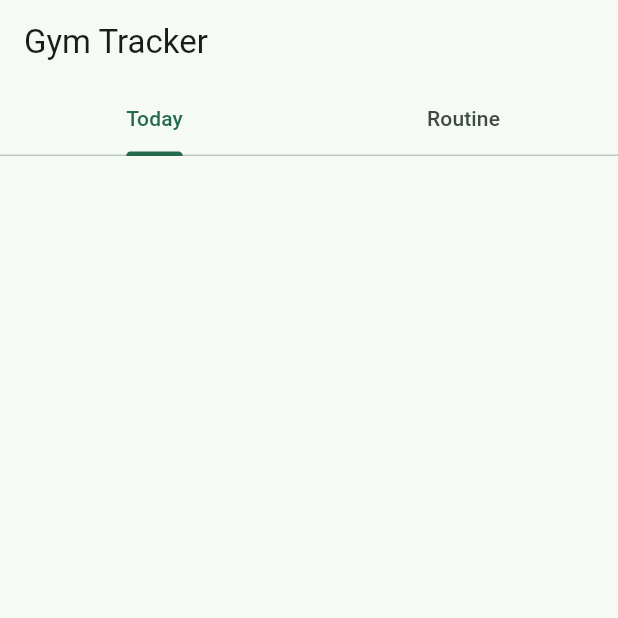
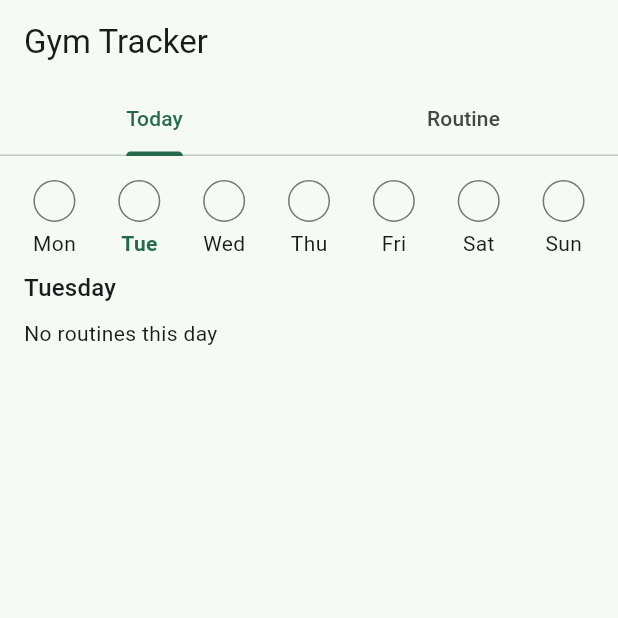
Before and after one commit to Juanppmi/gymtracker, a Flutter app: the screen it shows after launch, on a phone screen of 412 x 824 dp, the top half of it. Run offline on Flutter 3.47's test engine with Material 3 defaults, Android fonts, the phone set to English and light mode, and no system bars; our stand-ins replace cupertino_ui, drift, drift_flutter, flutter_riverpod, material_ui; accounts and stored records are empty; generated files the repository leaves out were written again; statements that could not run were skipped.

Commit message:
feat/log-the-workout-performed-on-today
Save the weight, sets, and reps actually performed, and fill a weekday once every routine for that day is logged this week.

Closes #9

Co-authored-by: Cursor <cursoragent@cursor.com>

```diff
--- /dev/null
+++ b/lib/data/clock.dart
@@ -0,0 +1,3 @@
+import 'package:flutter_riverpod/flutter_riverpod.dart';
+
+final clockProvider = Provider<DateTime>((ref) => DateTime.now());
--- /dev/null
+++ b/lib/data/week.dart
@@ -0,0 +1,4 @@
+DateTime weekStartOf(DateTime date) {
+  final day = DateTime(date.year, date.month, date.day);
+  return day.subtract(Duration(days: day.weekday - DateTime.monday));
+}
--- /dev/null
+++ b/lib/data/workout_draft.dart
@@ -0,0 +1,44 @@
+class WorkoutDraft {
+  const WorkoutDraft({
+    required this.exerciseId,
+    required this.nameEn,
+    required this.namePt,
+    required this.muscleGroup,
+    required this.weight,
+    required this.sets,
+    required this.reps,
+    required this.position,
+  });
+
+  final int exerciseId;
+  final String nameEn;
+  final String namePt;
+  final String muscleGroup;
+  final double weight;
+  final int sets;
+  final int reps;
+  final int position;
+
+  String get weightLabel {
+    if (weight == weight.roundToDouble()) {
+      return weight.toInt().toString();
+    }
+    return weight.toString();
+  }
+}
+
+class PerformedExercise {
+  const PerformedExercise({
+    required this.exerciseId,
+    required this.position,
+    required this.weight,
+    required this.sets,
+    required this.reps,
+  });
+
+  final int exerciseId;
+  final int position;
+  final double weight;
+  final int sets;
+  final int reps;
+}
--- a/lib/l10n/app_en.arb
+++ b/lib/l10n/app_en.arb
@@ -44,5 +44,14 @@
   "friday": "Friday",
   "saturday": "Saturday",
   "sunday": "Sunday",
-  "assignRoutine": "Assign routine"
+  "assignRoutine": "Assign routine",
+  "mondayShort": "Mon",
+  "tuesdayShort": "Tue",
+  "wednesdayShort": "Wed",
+  "thursdayShort": "Thu",
+  "fridayShort": "Fri",
+  "saturdayShort": "Sat",
+  "sundayShort": "Sun",
+  "finish": "Finish",
+  "noRoutinesThisDay": "No routines this day"
 }
--- a/lib/l10n/app_localizations.dart
+++ b/lib/l10n/app_localizations.dart
@@ -325,6 +325,60 @@ abstract class AppLocalizations {
   /// In en, this message translates to:
   /// **'Assign routine'**
   String get assignRoutine;
+
+  /// No description provided for @mondayShort.
+  ///
+  /// In en, this message translates to:
+  /// **'Mon'**
+  String get mondayShort;
+
+  /// No description provided for @tuesdayShort.
+  ///
+  /// In en, this message translates to:
+  /// **'Tue'**
+  String get tuesdayShort;
+
+  /// No description provided for @wednesdayShort.
+  ///
+  /// In en, this message translates to:
+  /// **'Wed'**
+  String get wednesdayShort;
+
+  /// No description provided for @thursdayShort.
+  ///
+  /// In en, this message translates to:
+  /// **'Thu'**
+  String get thursdayShort;
+
+  /// No description provided for @fridayShort.
+  ///
+  /// In en, this message translates to:
+  /// **'Fri'**
+  String get fridayShort;
+
+  /// No description provided for @saturdayShort.
+  ///
+  /// In en, this message translates to:
+  /// **'Sat'**
+  String get saturdayShort;
+
+  /// No description provided for @sundayShort.
+  ///
+  /// In en, this message translates to:
+  /// **'Sun'**
+  String get sundayShort;
+
+  /// No description provided for @finish.
+  ///
+  /// In en, this message translates to:
+  /// **'Finish'**
+  String get finish;
+
+  /// No description provided for @noRoutinesThisDay.
+  ///
+  /// In en, this message translates to:
+  /// **'No routines this day'**
+  String get noRoutinesThisDay;
 }
 
 class _AppLocalizationsDelegate
--- a/lib/l10n/app_localizations_en.dart
+++ b/lib/l10n/app_localizations_en.dart
@@ -124,4 +124,31 @@ class AppLocalizationsEn extends AppLocalizations {
 
   @override
   String get assignRoutine => 'Assign routine';
+
+  @override
+  String get mondayShort => 'Mon';
+
+  @override
+  String get tuesdayShort => 'Tue';
+
+  @override
+  String get wednesdayShort => 'Wed';
+
+  @override
+  String get thursdayShort => 'Thu';
+
+  @override
+  String get fridayShort => 'Fri';
+
+  @override
+  String get saturdayShort => 'Sat';
+
+  @override
+  String get sundayShort => 'Sun';
+
+  @override
+  String get finish => 'Finish';
+
+  @override
+  String get noRoutinesThisDay => 'No routines this day';
 }
--- a/lib/ui/routine/weekday_label.dart
+++ b/lib/ui/routine/weekday_label.dart
@@ -12,3 +12,16 @@ String weekdayLabel(AppLocalizations l10n, int weekday) {
     _ => '$weekday',
   };
 }
+
+String weekdayShortLabel(AppLocalizations l10n, int weekday) {
+  return switch (weekday) {
+    DateTime.monday => l10n.mondayShort,
+    DateTime.tuesday => l10n.tuesdayShort,
+    DateTime.wednesday => l10n.wednesdayShort,
+    DateTime.thursday => l10n.thursdayShort,
+    DateTime.friday => l10n.fridayShort,
+    DateTime.saturday => l10n.saturdayShort,
+    DateTime.sunday => l10n.sundayShort,
+    _ => '$weekday',
+  };
+}
--- a/lib/ui/today/today_screen.dart
+++ b/lib/ui/today/today_screen.dart
@@ -1,10 +1,123 @@
+import 'package:flutter_riverpod/flutter_riverpod.dart';
+import 'package:gymtracker/data/clock.dart';
+import 'package:gymtracker/data/weekday.dart';
+import 'package:gymtracker/data/weekday_assignment_item.dart';
+import 'package:gymtracker/l10n/app_localizations.dart';
+import 'package:gymtracker/ui/design_system/weekday_circle.dart';
+import 'package:gymtracker/ui/routine/weekday_label.dart';
+import 'package:gymtracker/ui/today/today_log_notifier.dart';
+import 'package:gymtracker/ui/today/workout_log_screen.dart';
 import 'package:material_ui/material_ui.dart';
 
-class TodayScreen extends StatelessWidget {
+class TodayScreen extends ConsumerStatefulWidget {
   const TodayScreen({super.key});
 
   @override
+  ConsumerState<TodayScreen> createState() => _TodayScreenState();
+}
+
+class _TodayScreenState extends ConsumerState<TodayScreen> {
+  int? _selectedWeekday;
+
+  @override
   Widget build(BuildContext context) {
-    return const SizedBox.expand(key: Key('today-screen'));
+    final l10n = AppLocalizations.of(context);
+    final selected = _selectedWeekday ?? ref.watch(clockProvider).weekday;
+    final log = ref.watch(todayLogProvider);
+
+    return SizedBox.expand(
+      key: const Key('today-screen'),
+      child: log.when(
+        loading: () => const Center(child: CircularProgressIndicator()),
+        error: (error, _) => Center(child: Text('$error')),
+        data: (snapshot) {
+          final routines = snapshot.routinesFor(selected);
+          return Column(
+            crossAxisAlignment: CrossAxisAlignment.stretch,
+            children: [
+              Padding(
+                padding: const EdgeInsets.fromLTRB(8, 16, 8, 8),
+                child: Row(
+                  children: [
+                    for (final weekday in weekdaysMondayFirst)
+                      Expanded(
+                        child: InkWell(
+                          key: Key('day-$weekday'),
+                          onTap: () =>
+                              setState(() => _selectedWeekday = weekday),
+                          child: Column(
+                            children: [
+                              WeekdayCircle(filled: snapshot.isFilled(weekday)),
+                              const SizedBox(height: 4),
+                              Text(
+                                weekdayShortLabel(l10n, weekday),
+                                style: TextStyle(
+                                  color: weekday == selected
+                                      ? Theme.of(context).colorScheme.primary
+                                      : null,
+                                  fontWeight: weekday == selected
+                                      ? FontWeight.bold
+                                      : null,
+                                ),
+                              ),
+                            ],
+                          ),
+                        ),
+                      ),
+                  ],
+                ),
+              ),
+              Padding(
+                padding: const EdgeInsets.symmetric(horizontal: 16),
+                child: Text(
+                  weekdayLabel(l10n, selected),
+                  style: Theme.of(context).textTheme.titleMedium,
+                ),
+              ),
+              const SizedBox(height: 8),
+              Expanded(
+                child: ListView(
+                  padding: const EdgeInsets.symmetric(horizontal: 16),
+                  children: [
+                    if (routines.isEmpty)
+                      Text(l10n.noRoutinesThisDay)
+                    else
+                      for (final routine in routines)
+                        _TodayRoutineTile(routine: routine, weekday: selected),
+                  ],
+                ),
+              ),
+            ],
+          );
+        },
+      ),
+    );
   }
 }
+
+class _TodayRoutineTile extends StatelessWidget {
+  const _TodayRoutineTile({required this.routine, required this.weekday});
+
+  final WeekdayAssignmentItem routine;
+  final int weekday;
+
+  @override
+  Widget build(BuildContext context) {
+    return ListTile(
+      key: Key('today-routine-${routine.routineId}'),
+      contentPadding: EdgeInsets.zero,
+      title: Text(routine.routineName),
+      onTap: () {
+        Navigator.of(context).push(
+          MaterialPageRoute<void>(
+            builder: (context) => WorkoutLogScreen(
+              weekday: weekday,
+              routineId: routine.routineId,
+              routineName: routine.routineName,
+            ),
+          ),
+        );
+      },
+    );
+  }
+}
```
Also changed, not shown: lib/data/gym_repository.dart (+123 -0 lines), lib/data/week_snapshot.dart (added, +31 -0 lines), lib/l10n/app_localizations_pt.dart (+27 -0 lines), lib/l10n/app_pt.arb (+10 -1 lines), lib/ui/today/today_log_notifier.dart (added, +26 -0 lines), lib/ui/today/workout_log_notifier.dart (added, +29 -0 lines), lib/ui/today/workout_log_screen.dart (added, +194 -0 lines), 2 other files.
